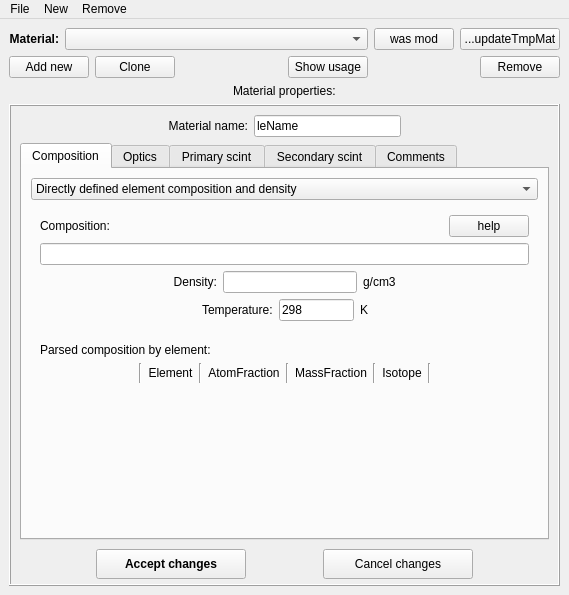
First picture: the form in ants3bundle/src/ants3/gui/materials/amatwin.ui, repository andrmor/ANTS3bundle, before the edit.
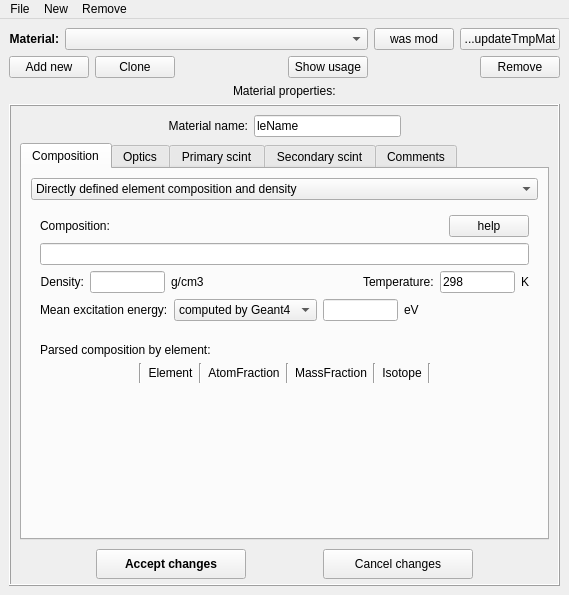
Second picture: the form after the edit.

Commit message: add custom MeanExcitationEnergy control for materials

```diff
--- a/ants3bundle/src/ants3/gui/materials/amatwin.ui
+++ b/ants3bundle/src/ants3/gui/materials/amatwin.ui
@@ -295,19 +295,6 @@
                </item>
                <item>
                 <layout class="QHBoxLayout" name="horizontalLayout_7">
-                 <item>
-                  <spacer name="horizontalSpacer">
-                   <property name="orientation">
-                    <enum>Qt::Horizontal</enum>
-                   </property>
-                   <property name="sizeHint" stdset="0">
-                    <size>
-                     <width>40</width>
-                     <height>20</height>
-                    </size>
-                   </property>
-                  </spacer>
-                 </item>
                  <item>
                   <widget class="QLabel" name="label_21">
                    <property name="font">
@@ -326,6 +313,18 @@
                  </item>
                  <item>
                   <widget class="QLineEdit" name="ledDensity">
+                   <property name="minimumSize">
+                    <size>
+                     <width>75</width>
+                     <height>0</height>
+                    </size>
+                   </property>
+                   <property name="maximumSize">
+                    <size>
+                     <width>75</width>
+                     <height>16777215</height>
+                    </size>
+                   </property>
                    <property name="toolTip">
                     <string>Used by all reactions except neutron capture</string>
                    </property>
@@ -351,26 +350,6 @@
                    </property>
                   </spacer>
                  </item>
-                </layout>
-               </item>
-               <item>
-                <layout class="QHBoxLayout" name="horizontalLayout_18">
-                 <property name="topMargin">
-                  <number>0</number>
-                 </property>
-                 <item>
-                  <spacer name="horizontalSpacer_14">
-                   <property name="orientation">
-                    <enum>Qt::Horizontal</enum>
-                   </property>
-                   <property name="sizeHint" stdset="0">
-                    <size>
-                     <width>40</width>
-                     <height>20</height>
-                    </size>
-                   </property>
-                  </spacer>
-                 </item>
                  <item>
                   <widget class="QLabel" name="label_53">
                    <property name="text">
@@ -410,8 +389,111 @@
                    </property>
                   </widget>
                  </item>
+                </layout>
+               </item>
+               <item>
+                <layout class="QHBoxLayout" name="horizontalLayout_14">
+                 <property name="topMargin">
+                  <number>0</number>
+                 </property>
+                 <property name="rightMargin">
+                  <number>0</number>
+                 </property>
                  <item>
-                  <spacer name="horizontalSpacer_15">
+                  <widget class="QLabel" name="label_39">
+                   <property name="text">
+                    <string>Mean excitation energy:</string>
+                   </property>
+                  </widget>
+                 </item>
+                 <item>
+                  <widget class="QComboBox" name="cobMeanExcitationEnergy">
+                   <property name="sizePolicy">
+                    <sizepolicy hsizetype="MinimumExpanding" vsizetype="Fixed">
+                     <horstretch>0</horstretch>
+                     <verstretch>0</verstretch>
+                    </sizepolicy>
+                   </property>
+                   <item>
+                    <property name="text">
+                     <string>computed by Geant4</string>
+                    </property>
+                   </item>
+                   <item>
+                    <property name="text">
+                     <string>custom value</string>
+                    </property>
+                   </item>
+                  </widget>
+                 </item>
+                 <item>
+                  <widget class="QFrame" name="frMeanExcitationEnergy">
+                   <property name="sizePolicy">
+                    <sizepolicy hsizetype="MinimumExpanding" vsizetype="Preferred">
+                     <horstretch>0</horstretch>
+                     <verstretch>0</verstretch>
+                    </sizepolicy>
+                   </property>
+                   <property name="frameShape">
+                    <enum>QFrame::NoFrame</enum>
+                   </property>
+                   <property name="frameShadow">
+                    <enum>QFrame::Raised</enum>
+                   </property>
+                   <layout class="QHBoxLayout" name="horizontalLayout_15">
+                    <property name="leftMargin">
+                     <number>0</number>
+                    </property>
+                    <property name="topMargin">
+                     <number>0</number>
+                    </property>
+                    <property name="rightMargin">
+                     <number>0</number>
+                    </property>
+                    <property name="bottomMargin">
+                     <number>0</number>
+                    </property>
+                    <item>
+                     <widget class="QLineEdit" name="ledMeanExcitationEnergy">
+                      <property name="minimumSize">
+                       <size>
+                        <width>75</width>
+                        <height>0</height>
+                       </size>
+                      </property>
+                      <property name="maximumSize">
+                       <size>
+                        <width>75</width>
+                        <height>16777215</height>
+                       </size>
+                      </property>
+                     </widget>
+                    </item>
+                    <item>
+                     <widget class="QLabel" name="label_40">
+                      <property name="text">
+                       <string>eV</string>
+                      </property>
+                     </widget>
+                    </item>
+                    <item>
+                     <spacer name="horizontalSpacer_6">
+                      <property name="orientation">
+                       <enum>Qt::Horizontal</enum>
+                      </property>
+                      <property name="sizeHint" stdset="0">
+                       <size>
+                        <width>40</width>
+                        <height>20</height>
+                       </size>
+                      </property>
+                     </spacer>
+                    </item>
+                   </layout>
+                  </widget>
+                 </item>
+                 <item>
+                  <spacer name="horizontalSpacer_14">
                    <property name="orientation">
                     <enum>Qt::Horizontal</enum>
                    </property>
```
Left out of the diff: 94 changed lines with no effect on the pictures. The commit also changes 10 other files.
